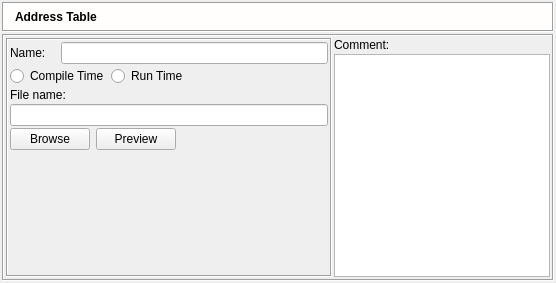
Above: src/gui/addresstabledialog_q.ui from fwbuilder/fwbuilder before the change. Below: the same form after it.
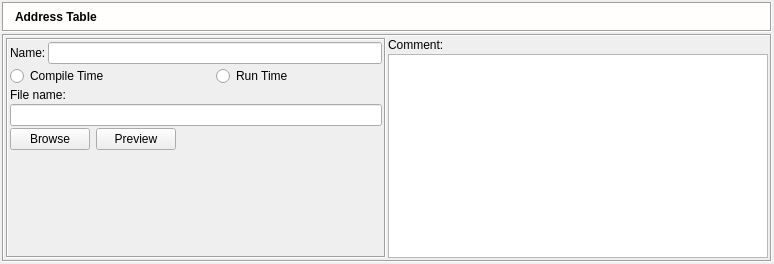
That is the form after the change. Icons and pictures are not drawn.

```diff
--- a/src/gui/addresstabledialog_q.ui
+++ b/src/gui/addresstabledialog_q.ui
@@ -5,8 +5,8 @@
    <rect>
     <x>0</x>
     <y>0</y>
-    <width>556</width>
-    <height>283</height>
+    <width>774</width>
+    <height>264</height>
    </rect>
   </property>
   <property name="baseSize" >
@@ -217,7 +217,7 @@
           </property>
           <property name="minimumSize" >
            <size>
-            <width>300</width>
+            <width>0</width>
             <height>16</height>
            </size>
           </property>
@@ -242,13 +242,13 @@
             <widget class="QLineEdit" name="obj_name" >
              <property name="sizePolicy" >
               <sizepolicy vsizetype="Fixed" hsizetype="Preferred" >
-               <horstretch>0</horstretch>
+               <horstretch>200</horstretch>
                <verstretch>0</verstretch>
               </sizepolicy>
              </property>
              <property name="minimumSize" >
               <size>
-               <width>200</width>
+               <width>0</width>
                <height>0</height>
               </size>
              </property>
@@ -293,14 +293,14 @@
            <item row="3" column="0" colspan="3" >
             <widget class="QLineEdit" name="filename" >
              <property name="sizePolicy" >
-              <sizepolicy vsizetype="Fixed" hsizetype="Expanding" >
+              <sizepolicy vsizetype="Fixed" hsizetype="Preferred" >
                <horstretch>0</horstretch>
                <verstretch>0</verstretch>
               </sizepolicy>
              </property>
              <property name="minimumSize" >
               <size>
-               <width>250</width>
+               <width>0</width>
                <height>0</height>
               </size>
              </property>
```
